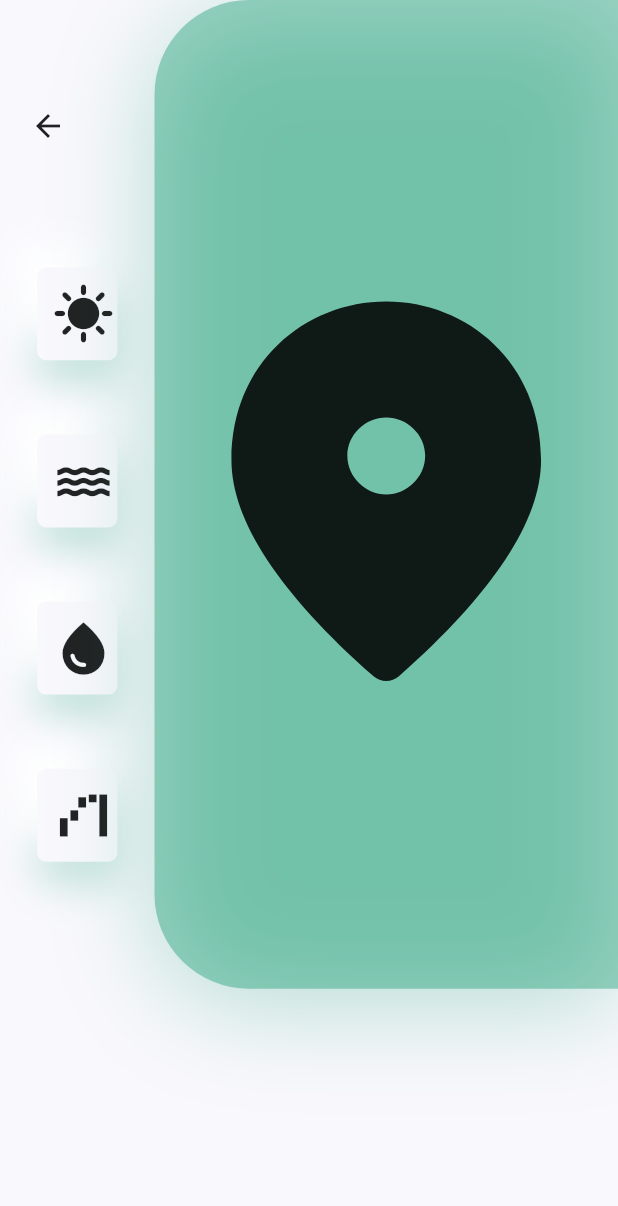
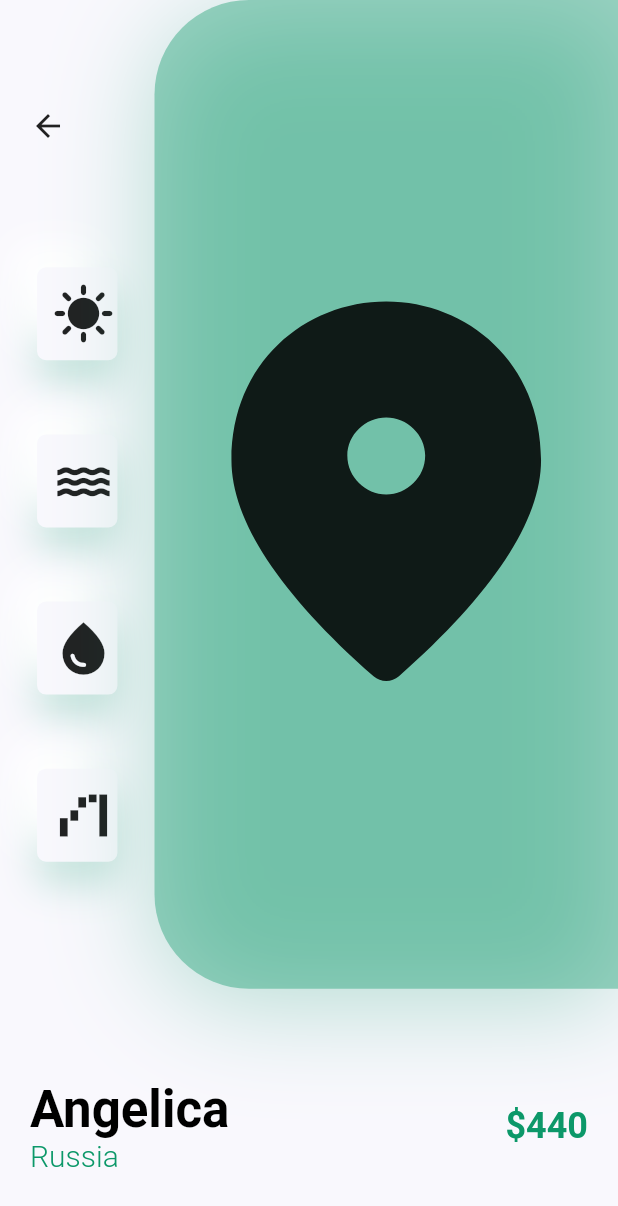
Before and after one commit to m-sugawara/PlantApp, a Flutter app: the DetailsScreen screen opened directly, on a phone screen of 412 x 824 dp. Shown: the top 1206 px of the screen. Run offline on Flutter 3.47's test engine with Material 2 defaults, Android fonts, the phone set to English and light mode, and no system bars.

Commit message:
Create TitleAndPrice

```diff
--- a/lib/screens/details/components/body.dart
+++ b/lib/screens/details/components/body.dart
@@ -1,5 +1,6 @@
 import 'package:flutter/material.dart';
 import 'package:plant_app/screens/details/components/image_and_icons.dart';
+import 'package:plant_app/screens/details/components/title_and_price.dart';
 
 class Body extends StatelessWidget {
   const Body({super.key});
@@ -11,6 +12,11 @@ class Body extends StatelessWidget {
       child: Column(
         children: [
           ImageAndIcons(size: size),
+          const TitleAndPrice(
+            title: "Angelica",
+            country: "Russia",
+            price: 440,
+          ),
         ],
       ),
     );
--- /dev/null
+++ b/lib/screens/details/components/title_and_price.dart
@@ -0,0 +1,57 @@
+import 'package:flutter/material.dart';
+import 'package:plant_app/constants.dart';
+
+class TitleAndPrice extends StatelessWidget {
+  const TitleAndPrice({
+    super.key,
+    required this.title,
+    required this.country,
+    required this.price,
+  });
+  final String title, country;
+  final int price;
+
+  @override
+  Widget build(BuildContext context) {
+    return Padding(
+      padding: const EdgeInsets.symmetric(horizontal: defaultPadding),
+      child: Row(
+        children: [
+          RichText(
+            text: TextSpan(
+              children: [
+                TextSpan(
+                  text: "$title\n",
+                  style: Theme.of(context).textTheme.headlineMedium!.merge(
+                        const TextStyle(
+                          color: Colors.black,
+                          fontWeight: FontWeight.bold,
+                        ),
+                      ),
+                ),
+                TextSpan(
+                  text: country,
+                  style: const TextStyle(
+                    fontSize: 20,
+                    color: AppColors.primary,
+                    fontWeight: FontWeight.w300,
+                  ),
+                ),
+              ],
+            ),
+          ),
+          const Spacer(),
+          Text(
+            "\$$price",
+            style: Theme.of(context).textTheme.headlineSmall!.merge(
+                  const TextStyle(
+                    color: AppColors.primary,
+                    fontWeight: FontWeight.bold,
+                  ),
+                ),
+          )
+        ],
+      ),
+    );
+  }
+}
```
